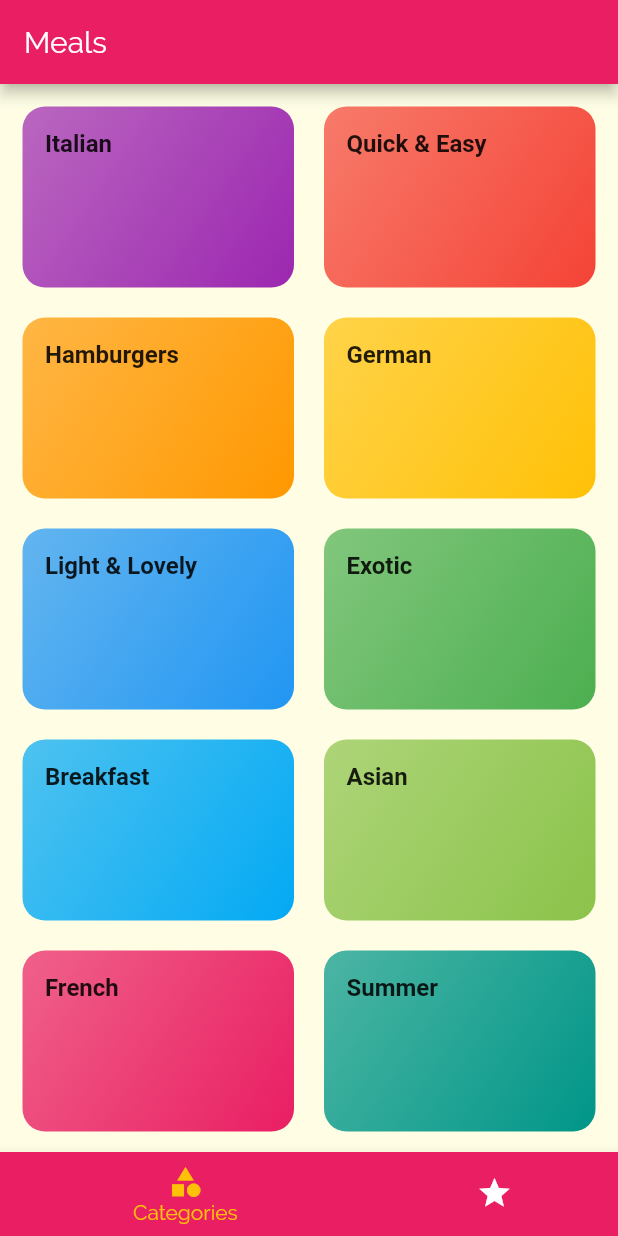
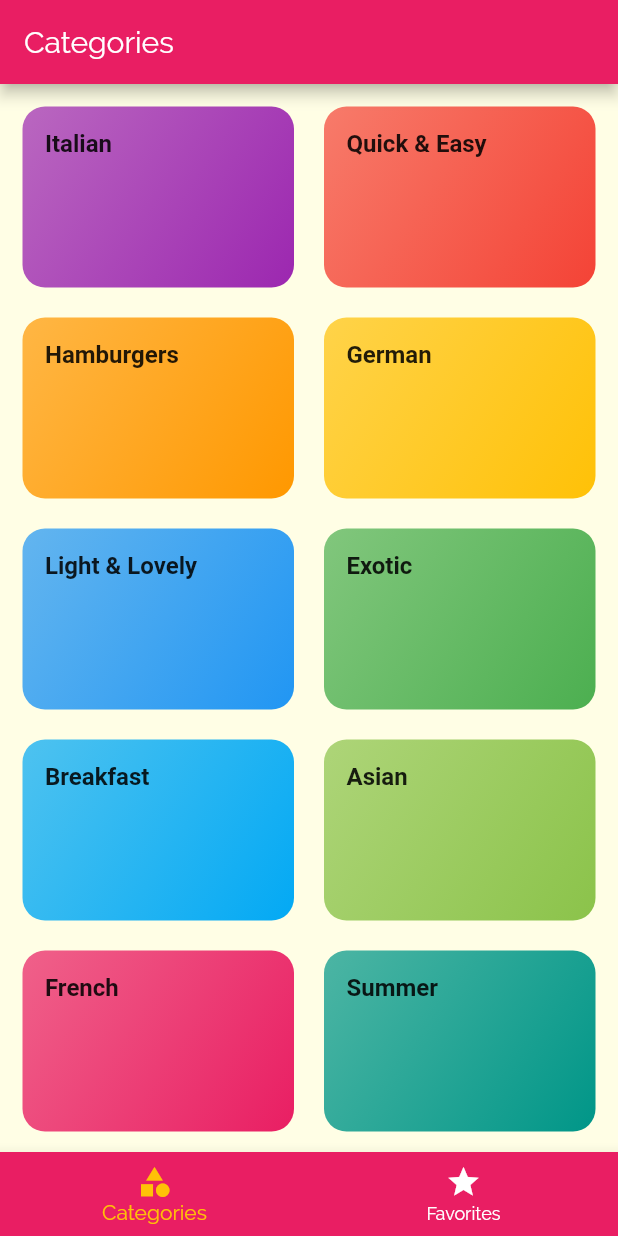
Before and after one commit to divinetouch/flutter_meals_app, a Flutter app: the screen it shows after launch, on a phone screen of 412 x 824 dp. Run offline on Flutter 3.47's test engine with Material 2 defaults, Android fonts, the phone set to English and light mode, and no system bars; Roboto replaces fonts that are missing (RobotoConsensed).

Commit message:
dynamic screen title

```diff
--- a/lib/screens/tabs_screen.dart
+++ b/lib/screens/tabs_screen.dart
@@ -9,9 +9,15 @@ class TabsScreen extends StatefulWidget {
 }
 
 class _TabScreenState extends State<TabsScreen> {
-  final List<Widget> _pages = [
-    CategoriesScreen(),
-    FavoritesScreen(),
+  final List<Map<String, Object>> _pages = [
+    {
+      'page': CategoriesScreen(),
+      'title': 'Categories',
+    },
+    {
+      'page': FavoritesScreen(),
+      'title': 'Favorites',
+    },
   ];
   int _selectedPageIndex = 0;
   void _selectPage(int index) {
@@ -24,24 +30,24 @@ class _TabScreenState extends State<TabsScreen> {
   Widget build(BuildContext context) {
     return Scaffold(
       appBar: AppBar(
-        title: Text('Meals'),
+        title: Text(_pages[_selectedPageIndex]['title']),
       ),
-      body: _pages[_selectedPageIndex],
+      body: _pages[_selectedPageIndex]['page'],
       bottomNavigationBar: BottomNavigationBar(
         onTap: _selectPage,
         backgroundColor: Theme.of(context).primaryColor,
         unselectedItemColor: Colors.white,
         selectedItemColor: Theme.of(context).accentColor,
         currentIndex: _selectedPageIndex,
-        type: BottomNavigationBarType.shifting,
+        // type: BottomNavigationBarType.shifting,
         items: [
           BottomNavigationBarItem(
-            backgroundColor: Theme.of(context).primaryColor,
+            // backgroundColor: Theme.of(context).primaryColor,
             icon: Icon(Icons.category),
             title: Text('Categories'),
           ),
           BottomNavigationBarItem(
-            backgroundColor: Theme.of(context).primaryColor,
+            // backgroundColor: Theme.of(context).primaryColor,
             icon: Icon(Icons.star),
             title: Text('Favorites'),
           ),
```
